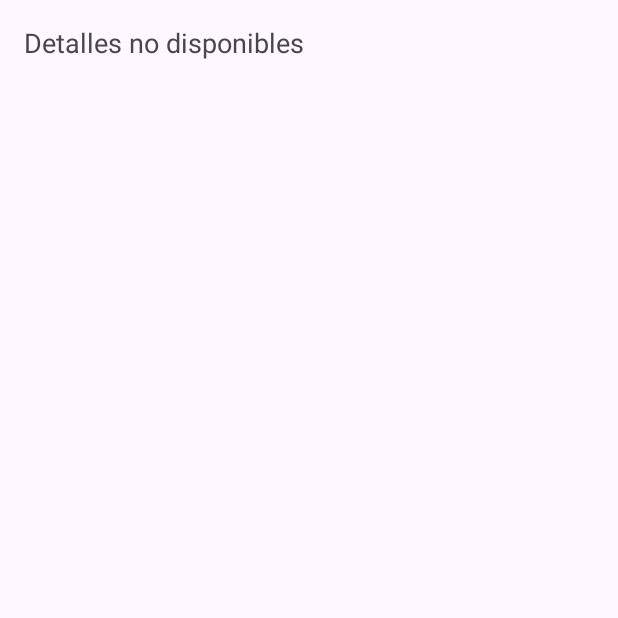
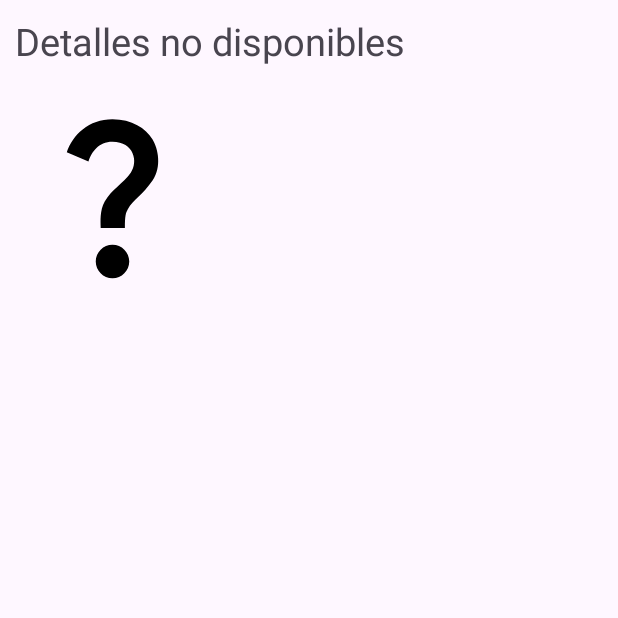
Before and after one commit to MRodriguezValdes/ExamenHoy, an Android app: the screen it shows after launch (MainActivity), after a tap on "Agonia maxima", on a phone screen of 412 x 824 dp, the top half of it. Run offline under Robolectric (Android 15) with nearby library versions, the phone set to English and light mode, and no system bars.

Commit message:
lands scape god

```diff
--- a/app/src/main/java/com/example/examen/TrainingProgramDetailsFragment.java
+++ b/app/src/main/java/com/example/examen/TrainingProgramDetailsFragment.java
@@ -7,6 +7,7 @@ import androidx.fragment.app.Fragment;
 import android.view.LayoutInflater;
 import android.view.View;
 import android.view.ViewGroup;
+import android.widget.ImageView;
 import android.widget.TextView;
 
 public class TrainingProgramDetailsFragment extends Fragment {
@@ -23,23 +24,40 @@ public class TrainingProgramDetailsFragment extends Fragment {
             // Mostrar los detalles correspondientes en el fragmento de detalles
             TextView detailsTextView = view.findViewById(R.id.detailsTextView);
             detailsTextView.setText(getTrainingProgramDetails(selectedItem));
+
+            // Configurar la imagen correspondiente
+            ImageView detailsImageView = view.findViewById(R.id.detailsImageView);
+            detailsImageView.setImageResource(getTrainingProgramImage(selectedItem));
         }
 
         return view;
     }
 
-    // Función para obtener los detalles según el elemento seleccionado
+    // Función para obtener la imagen según el elemento seleccionado
     private String getTrainingProgramDetails(String selectedItem) {
-        // Aquí puedes establecer los detalles según el elemento seleccionado
-        // Por ejemplo, puedes usar un switch o if-else para establecer los detalles para cada opción
+        // Devuelve el texto correspondiente al elemento seleccionado
+        // (Utiliza un switch o if-else para definir el texto para cada opción)
+        // Ejemplo:
         switch (selectedItem) {
             case "Extremists a tope":
                 return "Correr 5 km\nHacer prensa 3 veces al día\nComer dinosaurios";
+            // Otros casos para el resto de las opciones
+            default:
+                return "Detalles no disponibles";
+        }
+    }
+    private int getTrainingProgramImage(String selectedItem) {
+        // Aquí debes devolver el recurso de imagen correspondiente a cada elemento
+        // Puedes usar un switch o if-else para asignar la imagen según el elemento seleccionado
+        switch (selectedItem) {
+            case "Extremists a tope":
+                return R.drawable._1; // Reemplaza con el recurso de imagen correspondiente
 
             // Otros casos para el resto de las opciones
 
             default:
-                return "Detalles no disponibles";
+                return R.drawable.baseline_question_mark_24; // Imagen por defecto o un recurso válido
         }
     }
+
 }
--- a/app/src/main/java/com/example/examen/TrainingProgramsListFragment.java
+++ b/app/src/main/java/com/example/examen/TrainingProgramsListFragment.java
@@ -4,6 +4,7 @@ import android.content.Intent;
 import android.content.res.Configuration;
 import android.os.Bundle;
 
+import androidx.annotation.NonNull;
 import androidx.fragment.app.Fragment;
 import androidx.fragment.app.FragmentManager;
 import androidx.fragment.app.FragmentTransaction;
@@ -19,28 +20,28 @@ import java.util.ArrayList;
 import java.util.List;
 
 public class TrainingProgramsListFragment extends Fragment {
+    private List<TrainingProgram> trainingPrograms;
+    private CustomTrainingProgramAdapter adapter;
 
     @Override
     public View onCreateView(LayoutInflater inflater, ViewGroup container, Bundle savedInstanceState) {
-
 
         View view = inflater.inflate(R.layout.fragment_training_programs_list, container, false);
 
         ListView listView = view.findViewById(R.id.training_programs_list_view);
 
+
         List<TrainingProgram> trainingPrograms = new ArrayList<>();
         trainingPrograms.add(new TrainingProgram("Extremists a tope", R.drawable._1));
-        trainingPrograms.add( new TrainingProgram("Agonia maxima ",R.drawable._2));
-        trainingPrograms.add( new TrainingProgram("Entrenament especial ",R.drawable._3));
-        trainingPrograms.add( new TrainingProgram("Força i longitud ",R.drawable._4));
-
+        trainingPrograms.add(new TrainingProgram("Agonia maxima ", R.drawable._2));
+        trainingPrograms.add(new TrainingProgram("Entrenament especial ", R.drawable._3));
+        trainingPrograms.add(new TrainingProgram("Força i longitud ", R.drawable._4));
 
 
         // Agrega otros elementos de la lista con sus respectivos iconos
 
         CustomTrainingProgramAdapter adapter = new CustomTrainingProgramAdapter(requireContext(), trainingPrograms);
         listView.setAdapter(adapter);
-
 
 
         listView.setOnItemClickListener(new AdapterView.OnItemClickListener() {
@@ -57,7 +58,7 @@ public class TrainingProgramsListFragment extends Fragment {
 
                 if (getResources().getConfiguration().orientation == Configuration.ORIENTATION_LANDSCAPE) {
                     // Si está en modo horizontal, reemplazar el fragmento de detalles en el contenedor adecuado
-                    fragmentTransaction.replace(R.id.fragmentDetailContainer, detailsFragment)
+                    fragmentTransaction.replace(R.id.fragmentDetailContainer, detailsFragment).addToBackStack(null)
                             .commit();
                 } else {
                     // Si está en modo vertical, iniciar una nueva actividad para mostrar los detalles
@@ -70,9 +71,6 @@ public class TrainingProgramsListFragment extends Fragment {
         });
 
 
-
-
         return view;
     }
-
 }
--- a/app/src/main/res/layout/activity_main.xml
+++ b/app/src/main/res/layout/activity_main.xml
@@ -5,6 +5,7 @@
     android:layout_width="match_parent"
     android:layout_height="match_parent"
     tools:context=".MainActivity">
+
 
     <androidx.fragment.app.FragmentContainerView
         android:id="@+id/fragmentContainerView"
--- a/app/src/main/res/layout/fragment_training_program_details.xml
+++ b/app/src/main/res/layout/fragment_training_program_details.xml
@@ -1,16 +1,18 @@
-<?xml version="1.0" encoding="utf-8"?>
-<FrameLayout xmlns:android="http://schemas.android.com/apk/res/android"
-    xmlns:tools="http://schemas.android.com/tools"
+<RelativeLayout xmlns:android="http://schemas.android.com/apk/res/android"
     android:layout_width="match_parent"
-    android:layout_height="match_parent"
-    tools:context=".TrainingProgramDetailsFragment">
+    android:layout_height="match_parent">
 
-    <!-- TODO: Update blank fragment layout -->
     <TextView
         android:id="@+id/detailsTextView"
-        android:layout_width="match_parent"
+        android:layout_width="wrap_content"
         android:layout_height="wrap_content"
-        android:padding="16dp"
-        android:textSize="18sp" />
+        android:textSize="25dp"
+        android:padding="10dp" />
 
-</FrameLayout>
+    <ImageView
+        android:id="@+id/detailsImageView"
+        android:layout_width="150dp"
+        android:layout_height="150dp"
+        android:layout_below="@id/detailsTextView"
+        android:padding="8dp" />
+</RelativeLayout>
```
